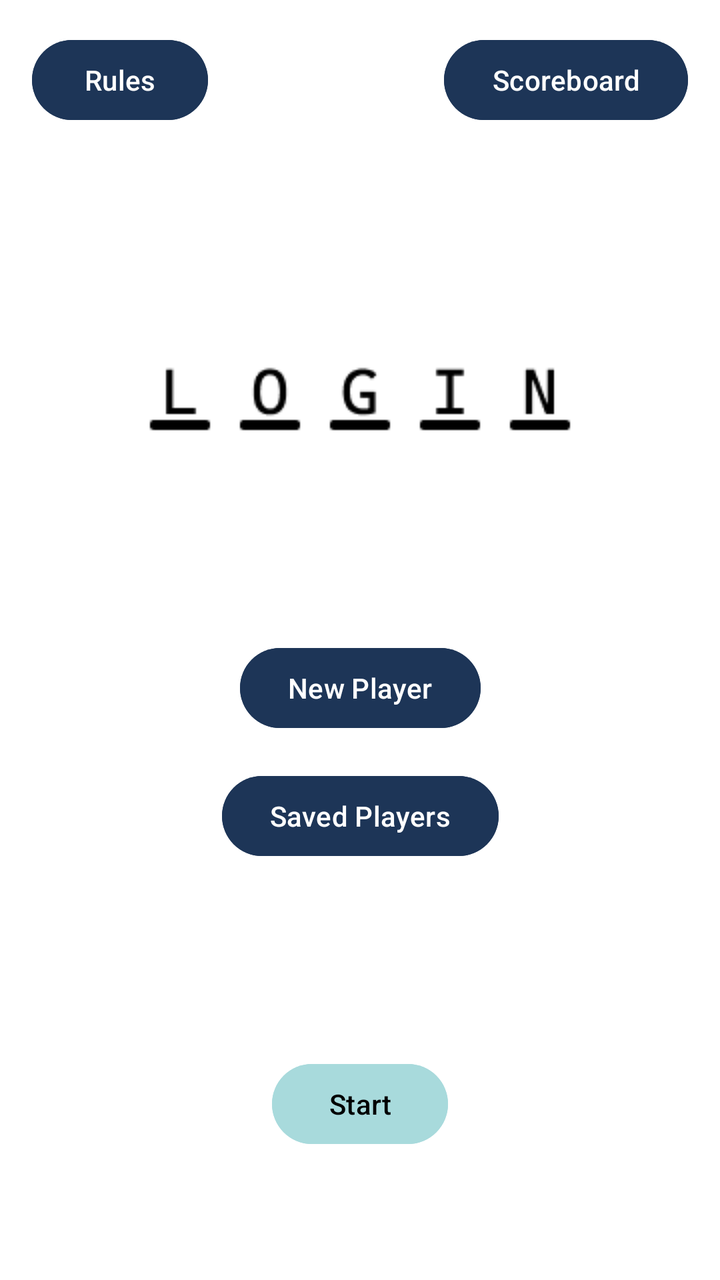
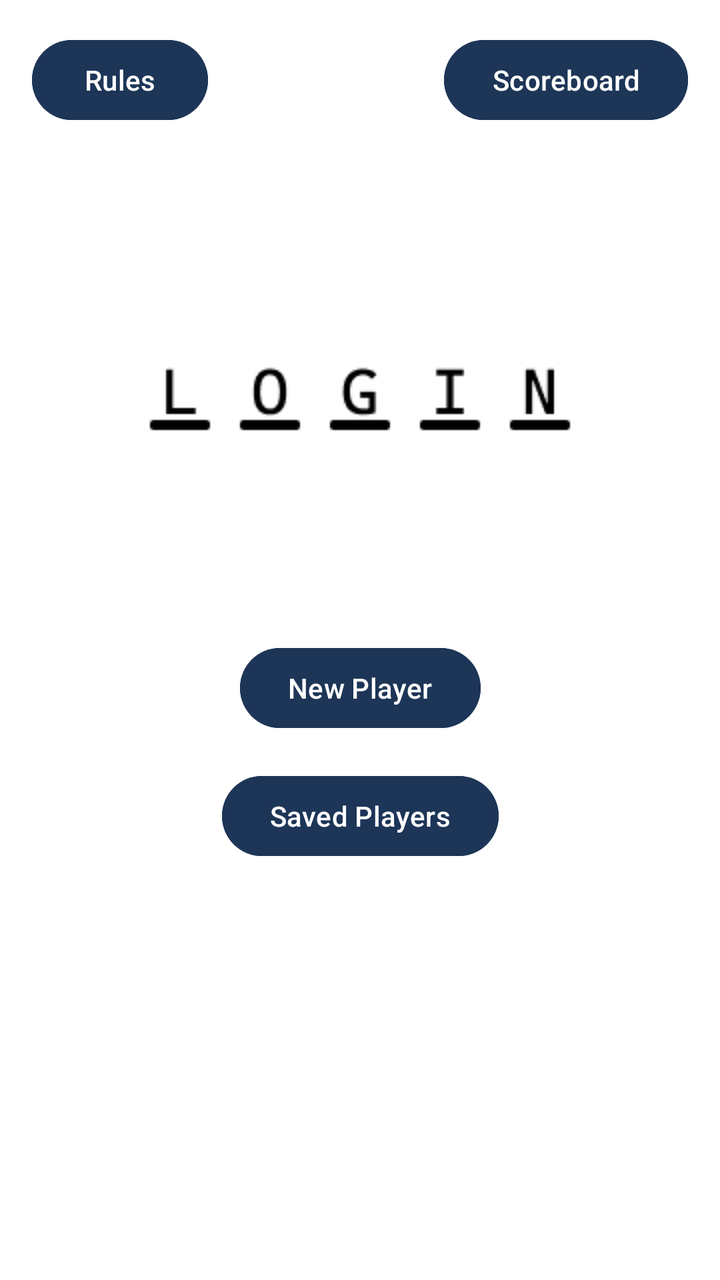

An Android layout rendered at two revisions. The XML below is the earlier revision; the diff shows what the commit changed to produce the second picture.
<!-- AndroidManifest.xml: application theme Theme.CWhite_G30_A03_Hangman -->
<!-- res/layout/activity_login.xml -->
<?xml version="1.0" encoding="utf-8"?>
<androidx.constraintlayout.widget.ConstraintLayout xmlns:android="http://schemas.android.com/apk/res/android"
    xmlns:app="http://schemas.android.com/apk/res-auto"
    xmlns:tools="http://schemas.android.com/tools"
    android:id="@+id/LoginLayout"
    android:layout_width="match_parent"
    android:layout_height="match_parent"
    android:background="#FFFFFF"
    tools:context=".LoginActivity"
    android:theme="@style/Theme.AppCompat.Light.NoActionBar">

    <Button
        android:id="@+id/btnScoreboard"
        android:layout_width="wrap_content"
        android:layout_height="wrap_content"
        android:layout_marginTop="16dp"
        android:layout_marginEnd="16dp"
        android:backgroundTint="#1D3557"
        android:text="Scoreboard"
        app:layout_constraintEnd_toEndOf="parent"
        app:layout_constraintTop_toTopOf="parent" />

    <Button
        android:id="@+id/btnNewPlayer"
        android:layout_width="wrap_content"
        android:layout_height="wrap_content"
        android:layout_marginTop="100dp"
        android:backgroundTint="#1D3557"
        android:text="New Player"
        app:layout_constraintBottom_toTopOf="@+id/btnSavedPlayers"
        app:layout_constraintEnd_toEndOf="parent"
        app:layout_constraintStart_toStartOf="parent"
        app:layout_constraintTop_toBottomOf="@+id/imageView" />

    <Button
        android:id="@+id/btnSavedPlayers"
        android:layout_width="wrap_content"
        android:layout_height="wrap_content"
        android:layout_marginTop="16dp"
        android:backgroundTint="#1D3557"
        android:text="Saved Players"
        app:layout_constraintEnd_toEndOf="parent"
        app:layout_constraintStart_toStartOf="parent"
        app:layout_constraintTop_toBottomOf="@+id/btnNewPlayer" />

    <ImageView
        android:id="@+id/imageView"
        android:layout_width="wrap_content"
        android:layout_height="wrap_content"
        android:layout_marginTop="160dp"
        app:layout_constraintEnd_toEndOf="parent"
        app:layout_constraintStart_toStartOf="parent"
        app:layout_constraintTop_toTopOf="parent"
        app:srcCompat="@drawable/fulltitle" />

    <Button
        android:id="@+id/btnStart"
        android:layout_width="wrap_content"
        android:layout_height="wrap_content"
        android:layout_marginBottom="64dp"
        android:backgroundTint="#a8dadc"
        android:text="Start"
        android:textColor="#000000"
        app:layout_constraintBottom_toBottomOf="parent"
        app:layout_constraintEnd_toEndOf="parent"
        app:layout_constraintStart_toStartOf="parent" />

    <EditText
        android:id="@+id/fldNewPlayer"
        android:layout_width="wrap_content"
        android:layout_height="wrap_content"
        android:layout_marginTop="32dp"
        android:ems="10"
        android:inputType="text"
        android:visibility="gone"
        app:layout_constraintEnd_toEndOf="parent"
        app:layout_constraintStart_toStartOf="parent"
        app:layout_constraintTop_toBottomOf="@+id/btnSavedPlayers" />

    <Spinner
        android:id="@+id/savedPlayers"
        android:layout_width="224dp"
        android:layout_height="29dp"
        android:layout_marginTop="32dp"
        android:visibility="gone"
        app:layout_constraintEnd_toEndOf="parent"
        app:layout_constraintStart_toStartOf="parent"
        app:layout_constraintTop_toBottomOf="@+id/btnSavedPlayers" />

    <Button
        android:id="@+id/btnRules"
        android:layout_width="wrap_content"
        android:layout_height="wrap_content"
        android:layout_marginStart="16dp"
        android:layout_marginTop="16dp"
        android:backgroundTint="#1D3557"
        android:text="Rules"
        app:layout_constraintStart_toStartOf="parent"
        app:layout_constraintTop_toTopOf="parent" />

</androidx.constraintlayout.widget.ConstraintLayout>
<!-- resources referenced by this layout -->
<resources>
  <!-- drawable fulltitle: png bitmap (drawable, 1448 bytes) -->
  <style name="Theme.CWhite_G30_A03_Hangman" parent="Base.Theme.CWhite_G30_A03_Hangman" />
  <style name="Base.Theme.CWhite_G30_A03_Hangman" parent="Theme.Material3.DayNight.NoActionBar">
          
          <item name="colorPrimary">@color/colorPrimary</item>
      </style>
  <color name="colorPrimary">#1D3557</color>
</resources>

<!-- the commit's change to res/layout/activity_login.xml (unified diff, before → after) -->
@@ -61,6 +61,7 @@
         android:backgroundTint="#a8dadc"
         android:text="Start"
         android:textColor="#000000"
+        android:visibility="gone"
         app:layout_constraintBottom_toBottomOf="parent"
         app:layout_constraintEnd_toEndOf="parent"
         app:layout_constraintStart_toStartOf="parent" />
@@ -77,16 +78,6 @@
         app:layout_constraintStart_toStartOf="parent"
         app:layout_constraintTop_toBottomOf="@+id/btnSavedPlayers" />
 
-    <Spinner
-        android:id="@+id/savedPlayers"
-        android:layout_width="224dp"
-        android:layout_height="29dp"
-        android:layout_marginTop="32dp"
-        android:visibility="gone"
-        app:layout_constraintEnd_toEndOf="parent"
-        app:layout_constraintStart_toStartOf="parent"
-        app:layout_constraintTop_toBottomOf="@+id/btnSavedPlayers" />
-
     <Button
         android:id="@+id/btnRules"
         android:layout_width="wrap_content"
@@ -98,4 +89,21 @@
         app:layout_constraintStart_toStartOf="parent"
         app:layout_constraintTop_toTopOf="parent" />
 
+    <ScrollView
+        android:id="@+id/playersScroll"
+        android:layout_width="250dp"
+        android:layout_height="100dp"
+        android:layout_marginTop="32dp"
+        android:visibility="gone"
+        app:layout_constraintEnd_toEndOf="parent"
+        app:layout_constraintStart_toStartOf="parent"
+        app:layout_constraintTop_toBottomOf="@+id/btnSavedPlayers">
+
+        <LinearLayout
+            android:id="@+id/playersGroup"
+            android:layout_width="match_parent"
+            android:layout_height="wrap_content"
+            android:orientation="vertical" />
+    </ScrollView>
+
 </androidx.constraintlayout.widget.ConstraintLayout>
